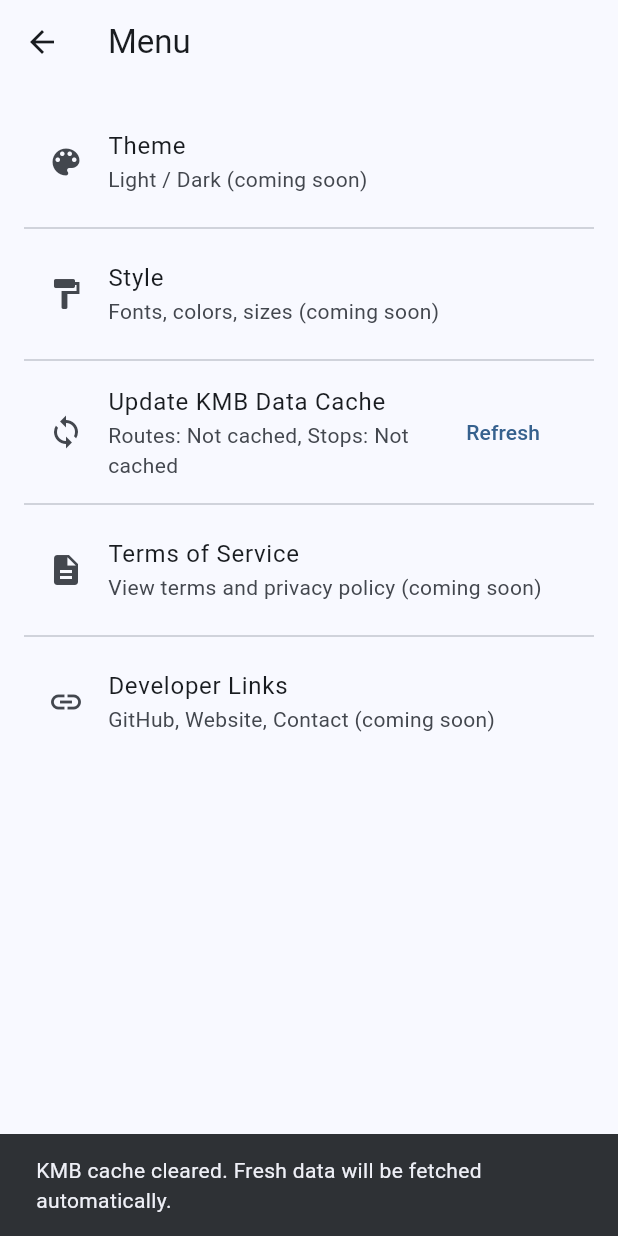
After one commit to rabb17chi/hk_transport_app, a Flutter app: the MenuScreen screen opened directly, after a tap on "Refresh", on a phone screen of 412 x 824 dp. The commit adds this screen. Run offline on Flutter 3.47's test engine with Material 3 defaults, Android fonts, the phone set to English and light mode, and no system bars; our stand-ins replace shared_preferences; accounts and stored records are empty; network calls fail.

Commit message:
cached kmb data

```diff
--- /dev/null
+++ b/devtools_options.yaml
@@ -0,0 +1,3 @@
+description: This file stores settings for Dart & Flutter DevTools.
+documentation: https://docs.flutter.dev/tools/devtools/extensions#configure-extension-enablement-states
+extensions:
--- a/lib/components/kmb/kmb_test_screen_refactored.dart
+++ b/lib/components/kmb/kmb_test_screen_refactored.dart
@@ -1,5 +1,6 @@
 import 'package:flutter/material.dart';
 import '../../scripts/kmb_api_service.dart';
+import '../../scripts/kmb_cache_service.dart';
 import 'route_selector.dart';
 
 class KMBTestScreenRefactored extends StatefulWidget {
@@ -20,6 +21,7 @@ class _KMBTestScreenRefactoredState extends State<KMBTestScreenRefactored> {
   String _selectedRouteKey = ''; // Changed to store routeKey (route + bound)
   String _selectedStop = '';
   String _selectedServiceType = '1';
+  Map<String, dynamic> _cacheInfo = {};
 
   @override
   void initState() {
@@ -36,10 +38,12 @@ class _KMBTestScreenRefactoredState extends State<KMBTestScreenRefactored> {
     try {
       final routes = await KMBApiService.getAllRoutes();
       final stops = await KMBApiService.getAllStops();
+      final cacheInfo = await KMBCacheService.getCacheInfo();
 
       setState(() {
         _routes = routes;
         _stops = stops;
+        _cacheInfo = cacheInfo;
         _isLoading = false;
       });
     } catch (e) {
@@ -47,6 +51,37 @@ class _KMBTestScreenRefactoredState extends State<KMBTestScreenRefactored> {
         _errorMessage = 'Error loading data: $e';
         _isLoading = false;
       });
+    }
+  }
+
+  Future<void> _refreshCache() async {
+    setState(() {
+      _isLoading = true;
+    });
+
+    try {
+      // Clear existing cache
+      await KMBCacheService.clearCache();
+
+      // Reload data (will fetch from API and cache)
+      await _loadInitialData();
+
+      ScaffoldMessenger.of(context).showSnackBar(
+        const SnackBar(
+          content: Text('Cache refreshed successfully!'),
+          backgroundColor: Colors.green,
+        ),
+      );
+    } catch (e) {
+      setState(() {
+        _isLoading = false;
+      });
+      ScaffoldMessenger.of(context).showSnackBar(
+        SnackBar(
+          content: Text('Error refreshing cache: $e'),
+          backgroundColor: Colors.red,
+        ),
+      );
     }
   }
 
@@ -127,6 +162,11 @@ class _KMBTestScreenRefactoredState extends State<KMBTestScreenRefactored> {
         foregroundColor: Colors.white,
         actions: [
           IconButton(
+            icon: const Icon(Icons.cached),
+            onPressed: _refreshCache,
+            tooltip: 'Refresh Cache',
+          ),
+          IconButton(
             icon: const Icon(Icons.refresh),
             onPressed: _loadInitialData,
             tooltip: 'Refresh Data',
--- /dev/null
+++ b/lib/components/menu.dart
@@ -0,0 +1,100 @@
+import 'package:flutter/material.dart';
+import '../scripts/kmb_cache_service.dart';
+
+class MenuScreen extends StatefulWidget {
+  const MenuScreen({super.key});
+
+  @override
+  State<MenuScreen> createState() => _MenuScreenState();
+}
+
+class _MenuScreenState extends State<MenuScreen> {
+  bool _isRefreshing = false;
+  Map<String, dynamic> _cacheInfo = {};
+
+  @override
+  void initState() {
+    super.initState();
+    _loadCacheInfo();
+  }
+
+  Future<void> _loadCacheInfo() async {
+    final info = await KMBCacheService.getCacheInfo();
+    setState(() {
+      _cacheInfo = info;
+    });
+  }
+
+  Future<void> _refreshCache() async {
+    setState(() {
+      _isRefreshing = true;
+    });
+    await KMBCacheService.clearCache();
+    await _loadCacheInfo();
+    setState(() {
+      _isRefreshing = false;
+    });
+    if (mounted) {
+      ScaffoldMessenger.of(context).showSnackBar(
+        const SnackBar(
+            content: Text(
+                'KMB cache cleared. Fresh data will be fetched automatically.')),
+      );
+    }
+  }
+
+  @override
+  Widget build(BuildContext context) {
+    return Scaffold(
+      appBar: AppBar(
+        title: const Text('Menu'),
+      ),
+      body: ListView(
+        padding: const EdgeInsets.all(16),
+        children: [
+          const ListTile(
+            title: Text('Theme'),
+            subtitle: Text('Light / Dark (coming soon)'),
+            leading: Icon(Icons.color_lens),
+          ),
+          const Divider(),
+          const ListTile(
+            title: Text('Style'),
+            subtitle: Text('Fonts, colors, sizes (coming soon)'),
+            leading: Icon(Icons.format_paint),
+          ),
+          const Divider(),
+          ListTile(
+            title: const Text('Update KMB Data Cache'),
+            subtitle: Text(_cacheInfo.isEmpty
+                ? 'Loading cache info...'
+                : 'Routes: ${_cacheInfo['routesCached'] == true ? 'Cached' : 'Not cached'}, Stops: ${_cacheInfo['stopsCached'] == true ? 'Cached' : 'Not cached'}'),
+            leading: const Icon(Icons.sync),
+            trailing: _isRefreshing
+                ? const SizedBox(
+                    width: 20,
+                    height: 20,
+                    child: CircularProgressIndicator(strokeWidth: 2),
+                  )
+                : TextButton(
+                    onPressed: _refreshCache,
+                    child: const Text('Refresh'),
+                  ),
+          ),
+          const Divider(),
+          const ListTile(
+            title: Text('Terms of Service'),
+            subtitle: Text('View terms and privacy policy (coming soon)'),
+            leading: Icon(Icons.description),
+          ),
+          const Divider(),
+          const ListTile(
+            title: Text('Developer Links'),
+            subtitle: Text('GitHub, Website, Contact (coming soon)'),
+            leading: Icon(Icons.link),
+          ),
+        ],
+      ),
+    );
+  }
+}
--- /dev/null
+++ b/lib/scripts/kmb_cache_service.dart
@@ -0,0 +1,218 @@
+import 'dart:convert';
+import 'package:shared_preferences/shared_preferences.dart';
+import 'kmb_api_service.dart';
+
+/// KMB Cache Service
+///
+/// Handles local caching of KMB routes and stops data
+/// to reduce API calls and improve app performance
+class KMBCacheService {
+  static const String _routesKey = 'kmb_routes';
+  static const String _stopsKey = 'kmb_stops';
+  static const String _routesTimestampKey = 'kmb_routes_timestamp';
+  static const String _stopsTimestampKey = 'kmb_stops_timestamp';
+
+  // Cache duration: 1 week in milliseconds
+  static const int _cacheDurationMs = 7 * 24 * 60 * 60 * 1000;
+
+  /// Build a unique cache key for route-stop list
+  static String _routeStopsKey(
+          String route, String bound, String serviceType) =>
+      'kmb_route_stops_${route}_${bound}_${serviceType}';
+
+  static String _routeStopsTimestampKey(
+          String route, String bound, String serviceType) =>
+      'kmb_route_stops_timestamp_${route}_${bound}_${serviceType}';
+
+  /// Get cached routes data
+  static Future<List<KMBRoute>?> getCachedRoutes() async {
+    try {
+      final prefs = await SharedPreferences.getInstance();
+      final routesJson = prefs.getString(_routesKey);
+      final timestamp = prefs.getInt(_routesTimestampKey) ?? 0;
+
+      // Check if cache is still valid
+      if (routesJson != null && _isCacheValid(timestamp)) {
+        final List<dynamic> routesList = json.decode(routesJson);
+        return routesList.map((json) => KMBRoute.fromJson(json)).toList();
+      }
+
+      return null;
+    } catch (e) {
+      print('Error getting cached routes: $e');
+      return null;
+    }
+  }
+
+  /// Get cached stops data
+  static Future<List<KMBStop>?> getCachedStops() async {
+    try {
+      final prefs = await SharedPreferences.getInstance();
+      final stopsJson = prefs.getString(_stopsKey);
+      final timestamp = prefs.getInt(_stopsTimestampKey) ?? 0;
+
+      // Check if cache is still valid
+      if (stopsJson != null && _isCacheValid(timestamp)) {
+        final List<dynamic> stopsList = json.decode(stopsJson);
+        return stopsList.map((json) => KMBStop.fromJson(json)).toList();
+      }
+
+      return null;
+    } catch (e) {
+      print('Error getting cached stops: $e');
+      return null;
+    }
+  }
+
+  /// Get cached route stops for a specific route/bound/serviceType
+  static Future<List<KMBRouteStop>?> getCachedRouteStops(
+      String route, String bound, String serviceType) async {
+    try {
+      final prefs = await SharedPreferences.getInstance();
+      final key = _routeStopsKey(route, bound, serviceType);
+      final tsKey = _routeStopsTimestampKey(route, bound, serviceType);
+      final jsonStr = prefs.getString(key);
+      final timestamp = prefs.getInt(tsKey) ?? 0;
+
+      if (jsonStr != null && _isCacheValid(timestamp)) {
+        final List<dynamic> list = json.decode(jsonStr);
+        return list.map((j) => KMBRouteStop.fromJson(j)).toList();
+      }
+      return null;
+    } catch (e) {
+      print('Error getting cached route-stops: $e');
+      return null;
+    }
+  }
+
+  /// Cache route stops for a specific route/bound/serviceType
+  static Future<void> cacheRouteStops(String route, String bound,
+      String serviceType, List<KMBRouteStop> stops) async {
+    try {
+      final prefs = await SharedPreferences.getInstance();
+      final key = _routeStopsKey(route, bound, serviceType);
+      final tsKey = _routeStopsTimestampKey(route, bound, serviceType);
+      final jsonStr = json.encode(stops
+          .map((s) => {
+                'route': s.route,
+                'bound': s.bound,
+                'stop': s.stop,
+                'seq': s.seq,
+                'stop_name_en': s.stopNameEn,
+                'stop_name_tc': s.stopNameTc,
+                'stop_name_sc': s.stopNameSc,
+              })
+          .toList());
+      final timestamp = DateTime.now().millisecondsSinceEpoch;
+
+      await prefs.setString(key, jsonStr);
+      await prefs.setInt(tsKey, timestamp);
+
+      print(
+          'Route-stops cached: $route $bound/$serviceType count=${stops.length}');
+    } catch (e) {
+      print('Error caching route-stops: $e');
+    }
+  }
+
+  /// Cache routes data
+  static Future<void> cacheRoutes(List<KMBRoute> routes) async {
+    try {
+      final prefs = await SharedPreferences.getInstance();
+      final routesJson = json.encode(routes
+          .map((r) => {
+                'route': r.route,
+                'bound': r.bound,
+                'service_type': r.serviceType,
+                'orig_en': r.origEn,
+                'orig_tc': r.origTc,
+                'orig_sc': r.origSc,
+                'dest_en': r.destEn,
+                'dest_tc': r.destTc,
+                'dest_sc': r.destSc,
+              })
+          .toList());
+      final timestamp = DateTime.now().millisecondsSinceEpoch;
+
+      await prefs.setString(_routesKey, routesJson);
+      await prefs.setInt(_routesTimestampKey, timestamp);
+
+      print('Routes cached successfully: ${routes.length} routes');
+    } catch (e) {
+      print('Error caching routes: $e');
+    }
+  }
+
+  /// Cache stops data
+  static Future<void> cacheStops(List<KMBStop> stops) async {
+    try {
+      final prefs = await SharedPreferences.getInstance();
+      final stopsJson = json.encode(stops
+          .map((s) => {
+                'stop': s.stop,
+                'name_en': s.nameEn,
+                'name_tc': s.nameTc,
+                'name_sc': s.nameSc,
+                'lat': s.lat,
+                'long': s.long,
+              })
+          .toList());
+      final timestamp = DateTime.now().millisecondsSinceEpoch;
+
+      await prefs.setString(_stopsKey, stopsJson);
+      await prefs.setInt(_stopsTimestampKey, timestamp);
+
+      print('Stops cached successfully: ${stops.length} stops');
+    } catch (e) {
+      print('Error caching stops: $e');
+    }
+  }
+
+  /// Check if cache is still valid
+  static bool _isCacheValid(int timestamp) {
+    final now = DateTime.now().millisecondsSinceEpoch;
+    return (now - timestamp) < _cacheDurationMs;
+  }
+
+  /// Clear all cached data
+  static Future<void> clearCache() async {
+    try {
+      final prefs = await SharedPreferences.getInstance();
+      await prefs.remove(_routesKey);
+      await prefs.remove(_stopsKey);
+      await prefs.remove(_routesTimestampKey);
+      await prefs.remove(_stopsTimestampKey);
+
+      // Note: route-stops entries are many keys; clear by prefix is not supported in SharedPreferences.
+      // Caller may choose to rebuild app data to overwrite entries.
+      print('Cache cleared successfully');
+    } catch (e) {
+      print('Error clearing cache: $e');
+    }
+  }
+
+  /// Get cache info
+  static Future<Map<String, dynamic>> getCacheInfo() async {
+    try {
+      final prefs = await SharedPreferences.getInstance();
+      final routesTimestamp = prefs.getInt(_routesTimestampKey) ?? 0;
+      final stopsTimestamp = prefs.getInt(_stopsTimestampKey) ?? 0;
+
+      return {
+        'routesCached': routesTimestamp > 0,
+        'stopsCached': stopsTimestamp > 0,
+        'routesAge': routesTimestamp > 0
+            ? DateTime.now().millisecondsSinceEpoch - routesTimestamp
+            : 0,
+        'stopsAge': stopsTimestamp > 0
+            ? DateTime.now().millisecondsSinceEpoch - stopsTimestamp
+            : 0,
+        'routesValid': _isCacheValid(routesTimestamp),
+        'stopsValid': _isCacheValid(stopsTimestamp),
+      };
+    } catch (e) {
+      print('Error getting cache info: $e');
+      return {};
+    }
+  }
+}
--- a/pubspec.yaml
+++ b/pubspec.yaml
@@ -33,6 +33,11 @@ dependencies:
 
   # HTTP requests for API calls
   http: ^1.1.0
+
+  # Local storage for caching KMB data
+  shared_preferences: ^2.2.2
+  sqflite: ^2.3.0
+  path: ^1.8.3
 
   # The following adds the Cupertino Icons font to your application.
   # Use with the CupertinoIcons class for iOS style icons.
```
Also changed, not shown: lib/components/kmb/route_stations_screen.dart (+52 -29 lines), lib/main.dart (+16 -9 lines), lib/scripts/kmb_api_service.dart (+119 -44 lines), pubspec.lock, 13 other files.
